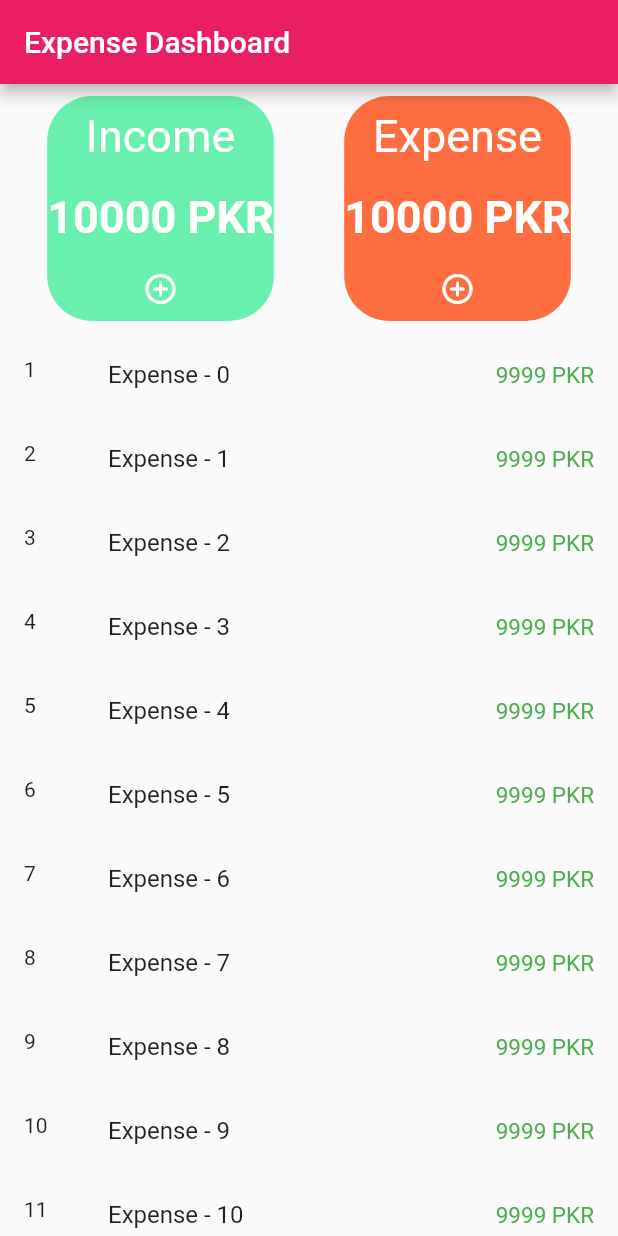
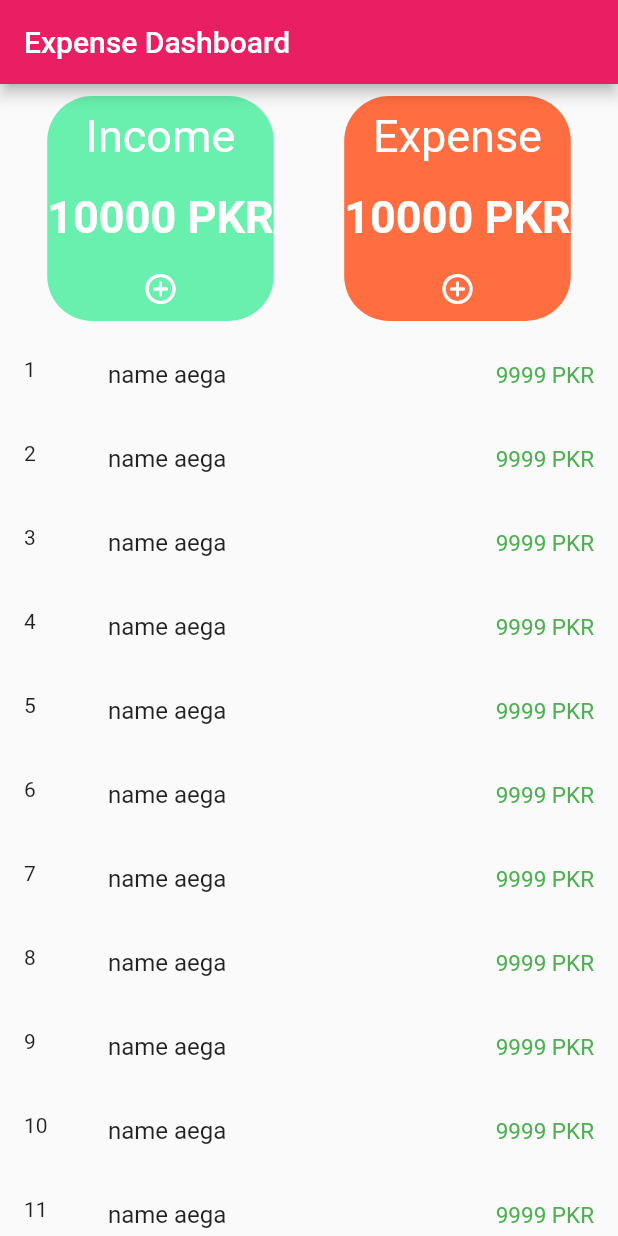
Before and after one commit to 20sw084/ema, a Flutter app: the screen it shows after launch, on a phone screen of 412 x 824 dp. Run offline on Flutter 3.47's test engine with Material 2 defaults, Android fonts, the phone set to English and light mode, and no system bars; our stand-ins replace firebase_core, firebase_database, flutter_native_splash; accounts and stored records are empty; statements that could not run were skipped.

Commit message:
Minor Changes

```diff
--- a/lib/screens/dashboard.dart
+++ b/lib/screens/dashboard.dart
@@ -1,6 +1,7 @@
+import 'dart:async';
 import 'package:flutter/material.dart';
 import 'package:flutter_native_splash/flutter_native_splash.dart';
-import '../widgets/horiontal_card.dart';
+import '../widgets/horizontal_card.dart';
 
 class Dashboard extends StatefulWidget {
   const Dashboard({Key? key}) : super(key: key);
@@ -16,18 +17,18 @@ class _DashboardState extends State<Dashboard> {
     super.initState();
     initialization();
   }
+
   void initialization() async {
     await Future.delayed(const Duration(seconds: 3));
     FlutterNativeSplash.remove();
   }
+
   @override
   Widget build(BuildContext context) {
     return SafeArea(
       child: Scaffold(
         appBar: AppBar(
-          title: const Text(
-            "Expense Dashboard"
-          ),
+          title: const Text("Expense Dashboard"),
         ),
         body: Column(
           children: <Widget>[
@@ -36,15 +37,15 @@ class _DashboardState extends State<Dashboard> {
               child: ListView.builder(
                 scrollDirection: Axis.vertical,
                 shrinkWrap: true,
-                itemCount: 12,
+                itemCount: 22,//dataa["index"].length,
                 itemBuilder: (BuildContext context, int index) {
                   return ListTile(
-                        leading: Text((index+1).toString()),
+                      leading: Text((index + 1).toString()),
                       trailing: Text(
                         "9999 PKR",
                         style: TextStyle(color: Colors.green, fontSize: 15),
                       ),
-                        title: Text("Expense - $index"));
+                      title: Text("name aega"));
                 },
               ),
             ),
--- a/pubspec.yaml
+++ b/pubspec.yaml
@@ -39,6 +39,7 @@ dependencies:
   flutter_native_splash: ^2.2.16
   firebase_core: ^2.4.0
   firebase_database: ^10.0.8
+  provider: ^6.0.5
 
 dev_dependencies:
   flutter_test:
```
Also changed, not shown: lib/widgets/horizontal_card.dart (renamed from lib/widgets/horiontal_card.dart), pubspec.lock. Lines whose indentation alone changed are shown as unchanged.
